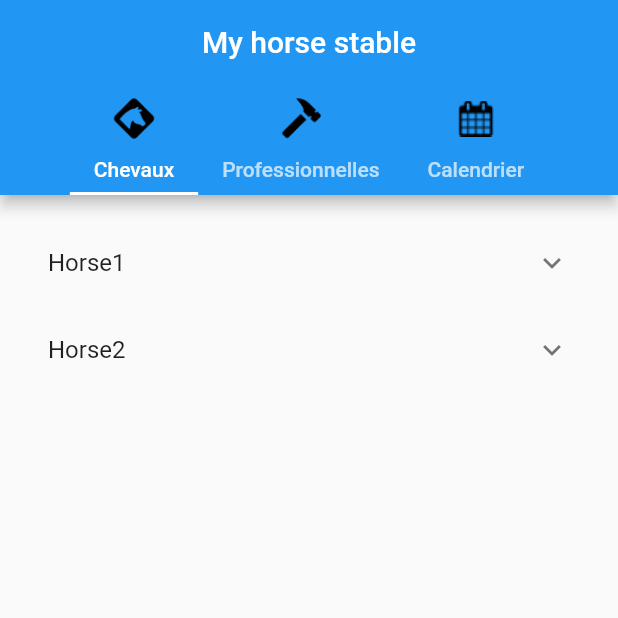
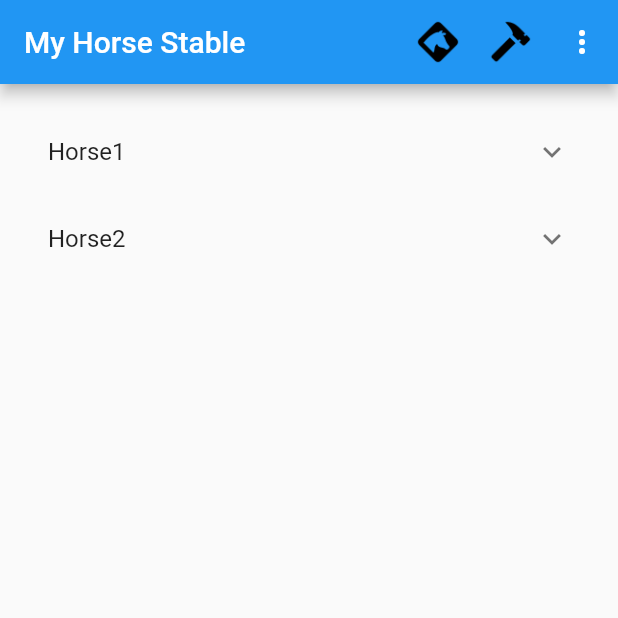
Before and after one commit to florian-vuillemot/POCMyHorseStableMobileApp, a Flutter app: the screen it shows after launch, on a phone screen of 412 x 824 dp, the top half of it. Run offline on Flutter 3.47's test engine with Material 2 defaults, Android fonts, the phone set to English and light mode, and no system bars; our stand-ins replace image_picker.

Commit message:
Update main container

```diff
--- a/MyHorseStable/lib/main.dart
+++ b/MyHorseStable/lib/main.dart
@@ -2,37 +2,53 @@ import 'package:flutter/material.dart';
 import 'Horses.dart';
 import 'LoadPicture.dart';
 
-/// Main container
-/// Show the title, top barred for navigate and window to show
-/// Control the user flow and create/destroy selected window's
-class MainContainer extends StatelessWidget {
+/// Main container of application
+class MainContainer extends StatefulWidget {
+  @override
+  _MainContainerState createState() => new _MainContainerState();
+}
+
+/// Handle selected sub app choice by the user
+class _MainContainerState extends State<MainContainer> {
+  Window _selectedChoice = windows[0]; // The app's "state".
+
+  void _select(Window choice) {
+    setState(() { // Causes the app to rebuild with the new _selectedChoice.
+      _selectedChoice = choice;
+    });
+  }
+
   @override
   Widget build(BuildContext context) {
     return new MaterialApp(
-      home: new DefaultTabController(
-        length: windows.length,
-        child: new Scaffold(
-          appBar: new AppBar(
-            centerTitle: true,
-            title: const Text('My horse stable'),
-            bottom: new TabBar(
-              isScrollable: true,
-              tabs: windows.map((Window choice) {
-                return new Tab(
-                  text: choice.title,
-                  icon: new Image.asset(choice.icon, width: 32.0, height: 32.0),
-                );
-              }).toList(),
+      home: new Scaffold(
+        appBar: new AppBar(
+          title: const Text('My Horse Stable'),
+          actions: <Widget>[
+           new IconButton( // action button
+              icon: new Image.asset(windows[0].icon, width: 32.0, height: 32.0),
+              onPressed: () { _select(windows[0]); },
             ),
-          ),
-          body: new TabBarView(
-            children: windows.map((Window choice) {
-              return new Padding(
-                padding: const EdgeInsets.all(16.0),
-                child: new WindowShower(window: choice),
-              );
-            }).toList(),
-          ),
+            new IconButton( // action button
+              icon: new Image.asset(windows[1].icon, width: 32.0, height: 32.0),
+              onPressed: () { _select(windows[1]); },
+            ),
+            new PopupMenuButton<Window>( // overflow menu
+              onSelected: _select,
+              itemBuilder: (BuildContext context) {
+                return windows.map((Window choice) {
+                  return new PopupMenuItem<Window>(
+                    value: choice,
+                    child: new Text(choice.title),
+                  );
+                }).toList();
+              },
+            ),
+          ],
+        ),
+        body: new Padding(
+          padding: const EdgeInsets.all(16.0),
+          child: _selectedChoice.widget //new MainContainer(choice: _selectedChoice),
         ),
       ),
     );
@@ -56,18 +72,6 @@ List<Window> windows = <Window>[
   new Window(title: 'Calendrier', icon: 'images/calendar.png', widget: new Horses()),
 ];
 
-
-/// Window container create on fly
-class WindowShower extends StatelessWidget {
-  const WindowShower({ Key key, this.window }) : super(key: key);
-  final Window window;
-
-  @override
-  Widget build(BuildContext context) {
-    return window.widget;
-  }
-}
-
 void main() {
   runApp(new MainContainer());
 }
```
